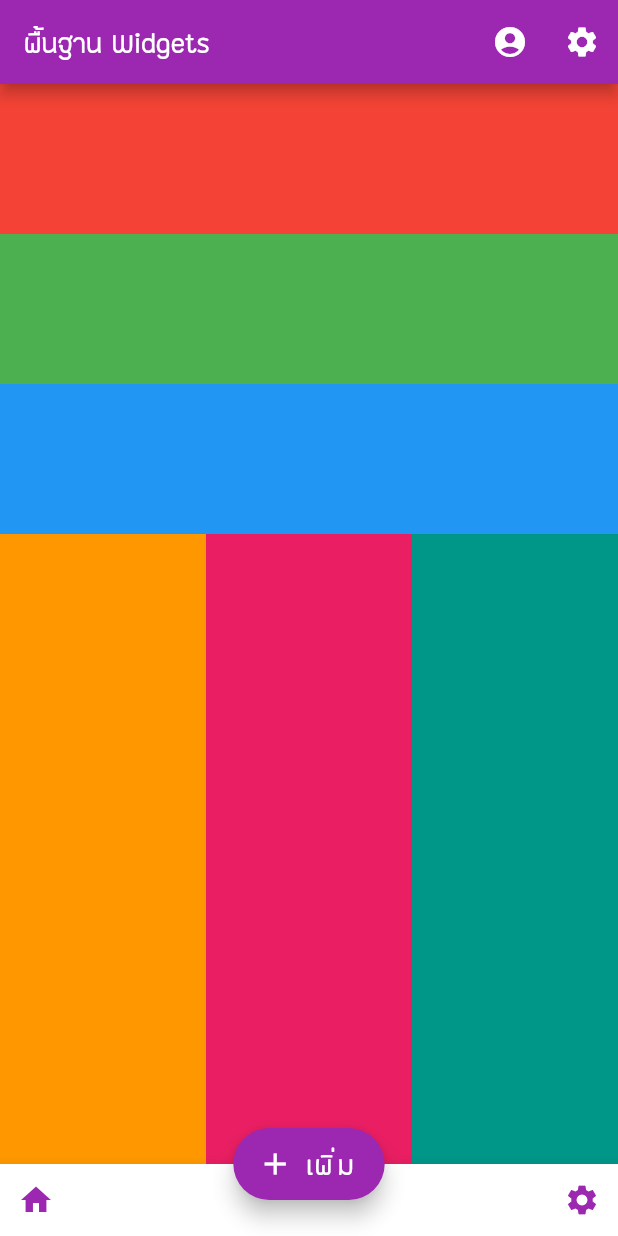
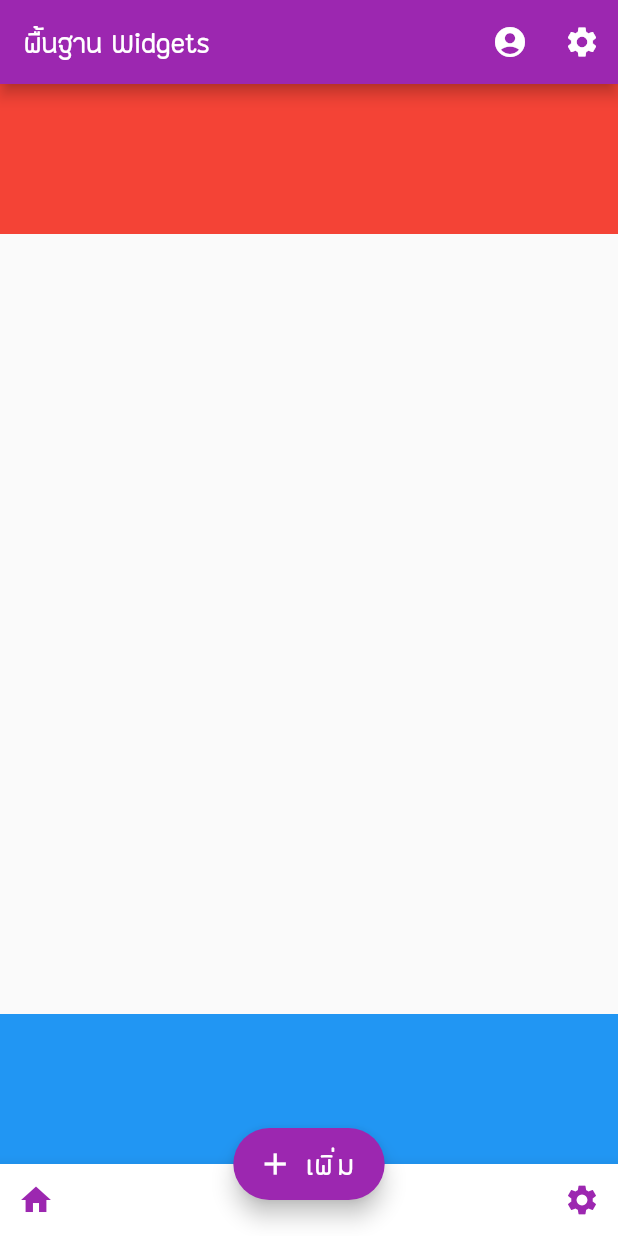
Before and after one commit to siteslave/flutter_basic_03, a Flutter app: the screen it shows after launch, on a phone screen of 412 x 824 dp. Run offline on Flutter 3.47's test engine with Material 2 defaults, Android fonts, the phone set to English and light mode, and no system bars.

Commit message:
update layout

```diff
--- a/lib/main.dart
+++ b/lib/main.dart
@@ -143,22 +143,23 @@ class HomePage extends StatelessWidget {
     );
 
     Column columnWidget = Column(
+      mainAxisAlignment: MainAxisAlignment.spaceBetween,
       children: <Widget>[
         Container(
           color: Colors.red,
           height: 100.0,
         ),
-        Container(
-          color: Colors.green,
-          height: 100.0,
-        ),
+//        Container(
+//          color: Colors.green,
+//          height: 100.0,
+//        ),
         Container(
           color: Colors.blue,
           height: 100.0,
         ),
-        Expanded(
-          child: rowWidget,
-        )
+//        Expanded(
+//          child: rowWidget,
+//        )
       ],
     );
 
```
Also changed, not shown: 1 other file.
